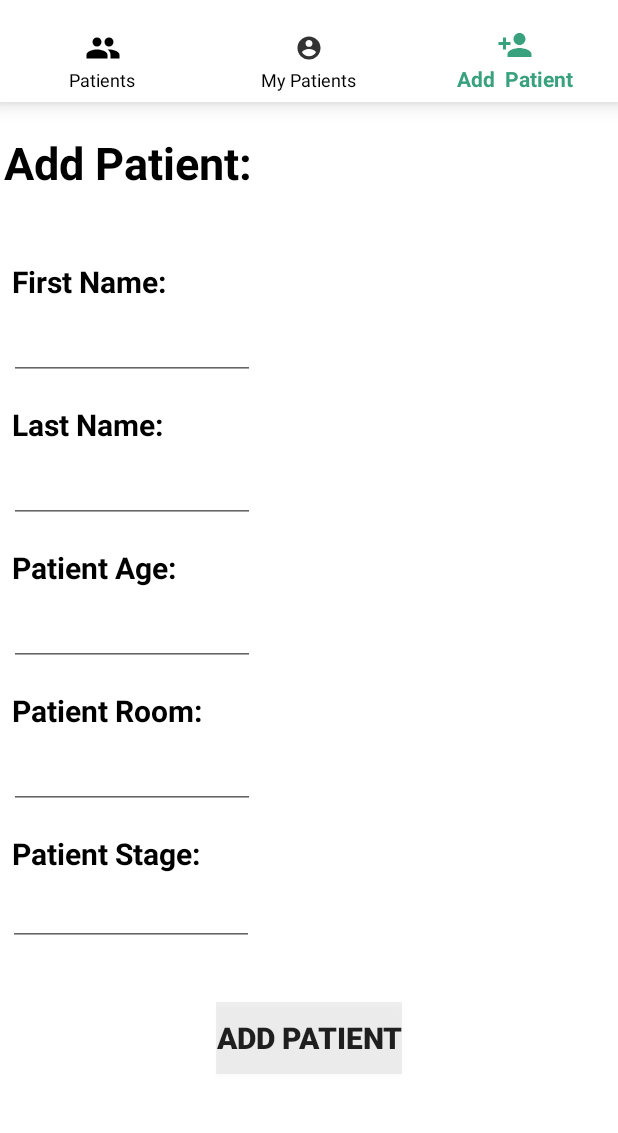
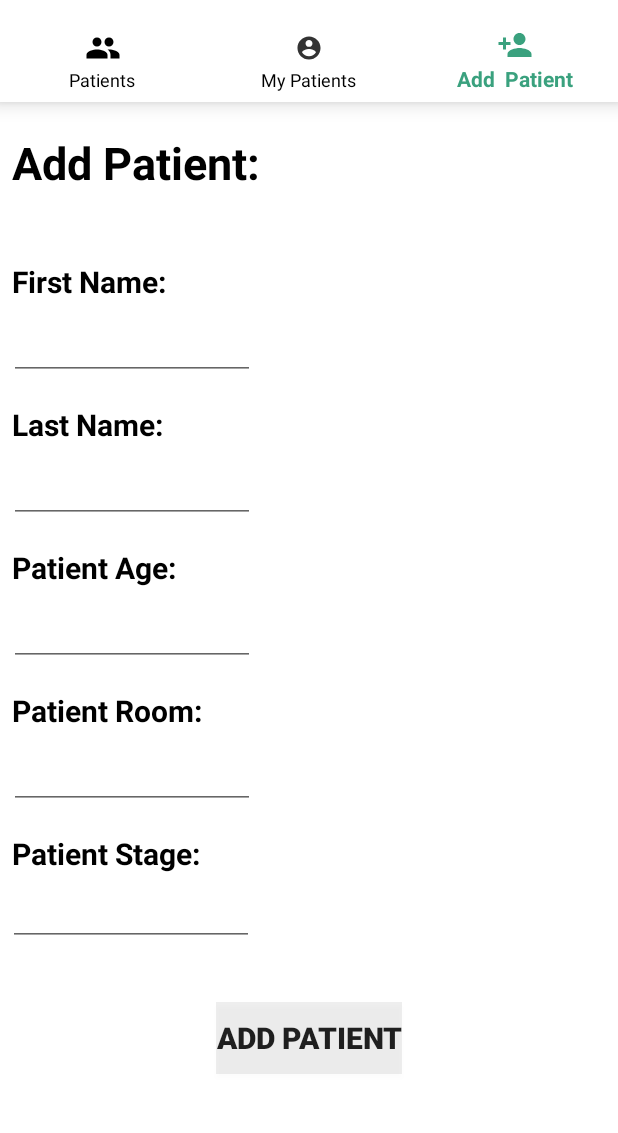
Before and after one commit to btorres136/Obstetric_Hemorrhage, an Android app: the screen it shows after launch once a user with an empty profile is signed in (MainActivity), item 3 of the bottom bar chosen, on a phone screen of 412 x 824 dp, the part 66-1199 px from its top. Run offline under Robolectric (Android 15) with nearby library versions, the phone set to English and light mode, and no system bars; our stand-ins replace Firebase (no records; nobody signed in at launch, a user with empty details on screens opened directly).

Commit message:
fix the add patient logo

```diff
--- a/app/src/main/res/layout/fragment_add_patient.xml
+++ b/app/src/main/res/layout/fragment_add_patient.xml
@@ -18,19 +18,19 @@
             android:id="@+id/add_patient_screen"
             android:layout_width="173dp"
             android:layout_height="56dp"
-            android:layout_marginStart="54dp"
-            android:layout_marginLeft="54dp"
+            android:layout_marginStart="8dp"
+            android:layout_marginLeft="8dp"
             android:layout_marginTop="20dp"
             android:layout_marginEnd="283dp"
             android:layout_marginRight="283dp"
             android:layout_marginBottom="30dp"
+            android:text="Add Patient:"
             android:textColor="#000000"
-            android:text="Add Patient:"
             android:textSize="30dp"
             android:textStyle="bold"
             app:layout_constraintBottom_toTopOf="@+id/patient_first_name"
             app:layout_constraintEnd_toEndOf="parent"
-            app:layout_constraintHorizontal_bias="0.525"
+            app:layout_constraintHorizontal_bias="0.0"
             app:layout_constraintStart_toStartOf="parent"
             app:layout_constraintTop_toTopOf="parent"
             app:layout_constraintVertical_bias="0.0" />
```
